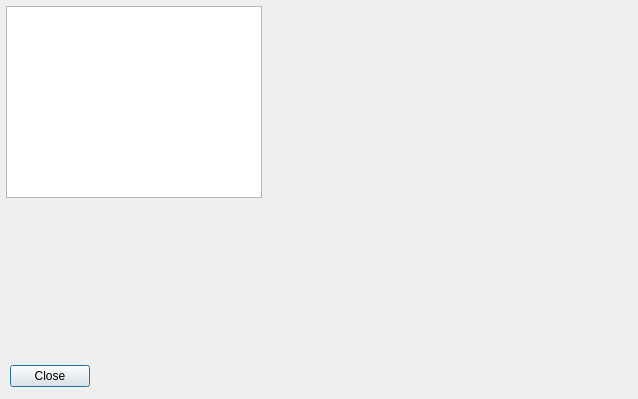
First picture: the form in ui/history.ui, repository Narfinger/reknote, before the edit.
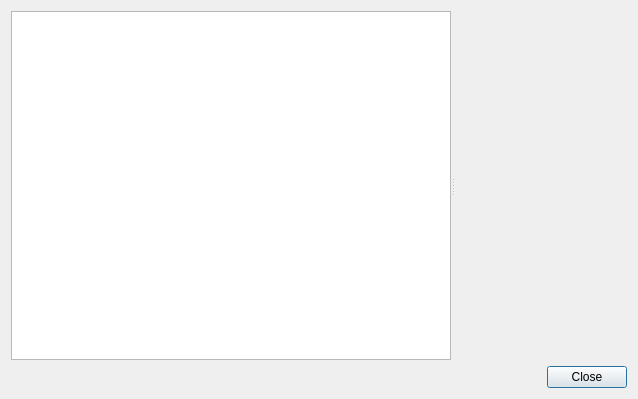
Second picture: the form after the edit. Custom widgets are drawn as their Qt base class.

Commit message: fixed history widget

The edit to the form file:
```diff
--- a/ui/history.ui
+++ b/ui/history.ui
@@ -13,15 +13,18 @@
   <property name="windowTitle">
    <string>Dialog</string>
   </property>
+  <layout class="QGridLayout" name="gridLayout">
+   <item row="0" column="0">
+    <widget class="QSplitter" name="splitter">
+     <property name="orientation">
+      <enum>Qt::Horizontal</enum>
+     </property>
+     <widget class="QListWidget" name="dateList"/>
+     <widget class="SpikeNoteWidget" name="spikenotewidget" native="true"/>
+    </widget>
+   </item>
+   <item row="1" column="0">
   <widget class="QDialogButtonBox" name="buttonBox">
-   <property name="geometry">
-    <rect>
-     <x>6</x>
-     <y>360</y>
-     <width>84</width>
-     <height>33</height>
-    </rect>
-   </property>
    <property name="orientation">
     <enum>Qt::Horizontal</enum>
    </property>
@@ -29,26 +32,8 @@
     <set>QDialogButtonBox::Close</set>
    </property>
   </widget>
-  <widget class="QListWidget" name="dateList">
-   <property name="geometry">
-    <rect>
-     <x>6</x>
-     <y>6</y>
-     <width>256</width>
-     <height>192</height>
-    </rect>
-   </property>
-  </widget>
-  <widget class="SpikeNoteWidget" name="spikenotewidget" native="true">
-   <property name="geometry">
-    <rect>
-     <x>267</x>
-     <y>6</y>
-     <width>371</width>
-     <height>348</height>
-    </rect>
-   </property>
-  </widget>
+   </item>
+  </layout>
  </widget>
  <customwidgets>
   <customwidget>
```
Lines whose indentation alone changed are shown as unchanged.
